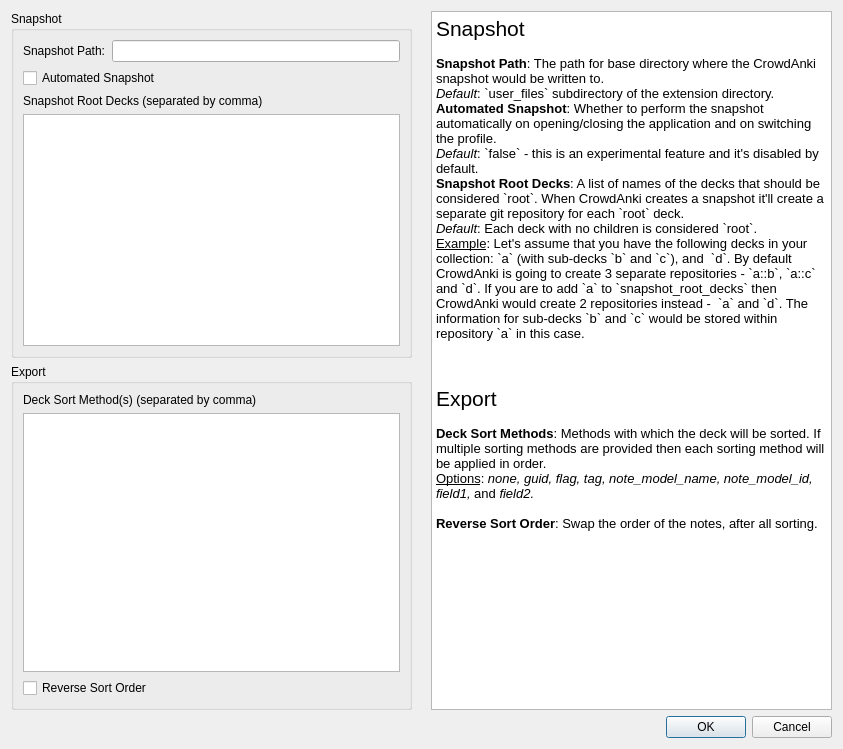
Old version of the form ui_files/config.ui in the repository Stvad/CrowdAnki.
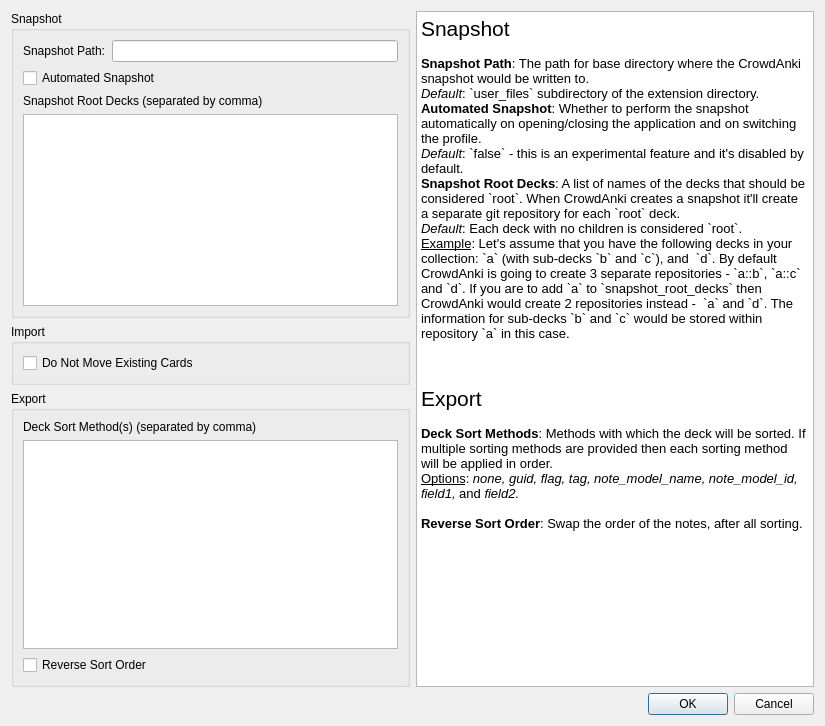
New version of the form.

Commit message: Ignore Deck Movement Config Settings Option

```diff
--- a/ui_files/config.ui
+++ b/ui_files/config.ui
@@ -6,8 +6,8 @@
    <rect>
     <x>0</x>
     <y>0</y>
-    <width>843</width>
-    <height>749</height>
+    <width>825</width>
+    <height>726</height>
    </rect>
   </property>
   <property name="windowTitle">
@@ -58,6 +58,22 @@
          </layout>
         </widget>
        </item>
+       <item>
+        <widget class="QGroupBox" name="group_deck_import">
+         <property name="title">
+          <string>Import</string>
+         </property>
+         <layout class="QVBoxLayout" name="verticalLayout_5">
+          <item>
+           <widget class="QCheckBox" name="cb_ignore_move_cards">
+            <property name="text">
+             <string>Do Not Move Existing Cards</string>
+            </property>
+           </widget>
+          </item>
+         </layout>
+        </widget>
+       </item>
        <item>
         <widget class="QGroupBox" name="group_deck_export">
          <property name="title">
@@ -86,18 +102,11 @@
        </item>
       </layout>
      </item>
-     <item>
-      <widget class="QLabel" name="explanatory_text">
-       <property name="text">
-        <string/>
-       </property>
-       <property name="wordWrap">
-        <bool>true</bool>
-       </property>
-      </widget>
-     </item>
      <item>
       <widget class="QTextBrowser" name="tb_instructions">
+       <property name="lineWidth">
+        <number>1</number>
+       </property>
        <property name="html">
         <string>&lt;!DOCTYPE HTML PUBLIC &quot;-//W3C//DTD HTML 4.0//EN&quot; &quot;http://www.w3.org/TR/REC-html40/strict.dtd&quot;&gt;
 &lt;html&gt;&lt;head&gt;&lt;meta name=&quot;qrichtext&quot; content=&quot;1&quot; /&gt;&lt;style type=&quot;text/css&quot;&gt;
```
The commit also changes 12 other files.
